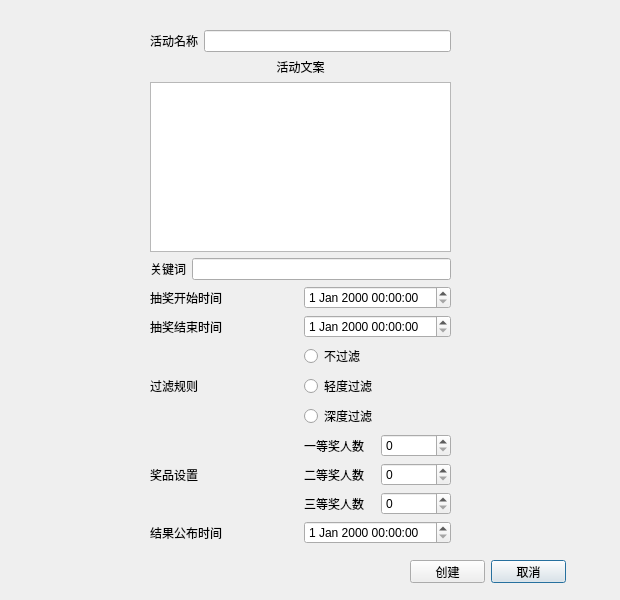
First picture: the form in ui_by_Yuming/create_dialog.ui, repository huabei-li/live-project, before the edit.
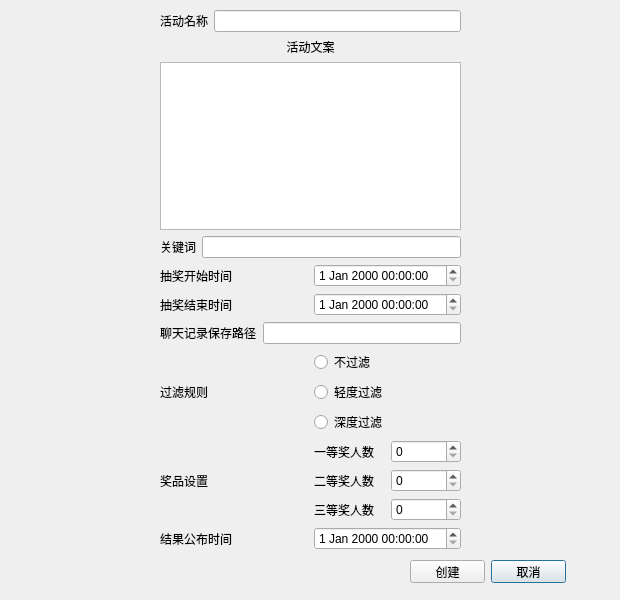
Second picture: the form after the edit.

Commit message: add chatting record path to create_dialog.py

Diff of the .ui file:
```diff
--- a/ui_by_Yuming/create_dialog.ui
+++ b/ui_by_Yuming/create_dialog.ui
@@ -39,16 +39,16 @@
     <string>创建</string>
    </property>
   </widget>
-  <widget class="QWidget" name="layoutWidget">
+  <widget class="QWidget" name="">
    <property name="geometry">
     <rect>
-     <x>150</x>
-     <y>30</y>
+     <x>160</x>
+     <y>10</y>
      <width>301</width>
-     <height>514</height>
+     <height>540</height>
     </rect>
    </property>
-   <layout class="QVBoxLayout" name="verticalLayout_4">
+   <layout class="QVBoxLayout" name="verticalLayout_3">
     <item>
      <layout class="QHBoxLayout" name="horizontalLayout_10">
       <item>
@@ -64,8 +64,6 @@
      </layout>
     </item>
     <item>
-     <layout class="QVBoxLayout" name="verticalLayout_3">
-      <item>
        <widget class="QLabel" name="label_7">
         <property name="text">
          <string>&lt;html&gt;&lt;head/&gt;&lt;body&gt;&lt;p align=&quot;center&quot;&gt;活动文案&lt;/p&gt;&lt;/body&gt;&lt;/html&gt;</string>
@@ -75,8 +73,6 @@
       <item>
        <widget class="QTextEdit" name="textEdit"/>
       </item>
-     </layout>
-    </item>
     <item>
      <layout class="QHBoxLayout" name="horizontalLayout">
       <item>
@@ -119,6 +115,24 @@
       </item>
      </layout>
     </item>
+    <item>
+     <layout class="QHBoxLayout" name="horizontalLayout_11">
+      <item>
+       <widget class="QLabel" name="label_12">
+        <property name="text">
+         <string>聊天记录保存路径</string>
+        </property>
+       </widget>
+      </item>
+      <item>
+       <widget class="QLineEdit" name="lineEdit_3">
+        <property name="text">
+         <string/>
+        </property>
+       </widget>
+      </item>
+     </layout>
+    </item>
     <item>
      <layout class="QHBoxLayout" name="horizontalLayout_4">
       <item>
```
Lines whose indentation alone changed are shown as unchanged. The commit also changes 1 other file.
